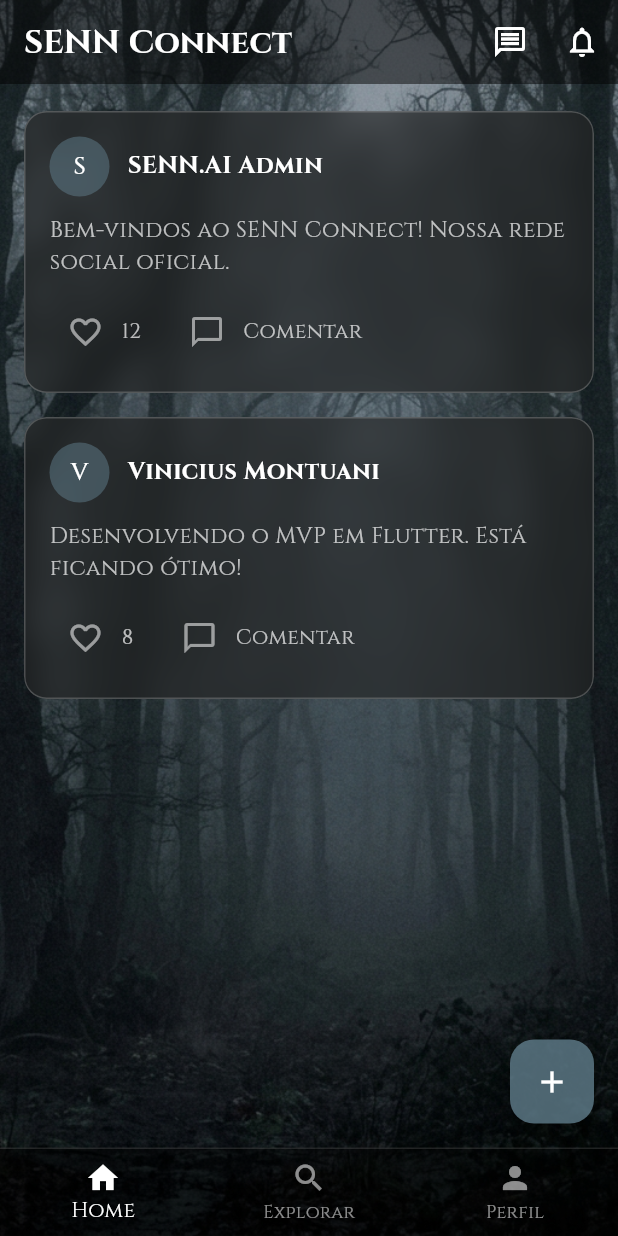
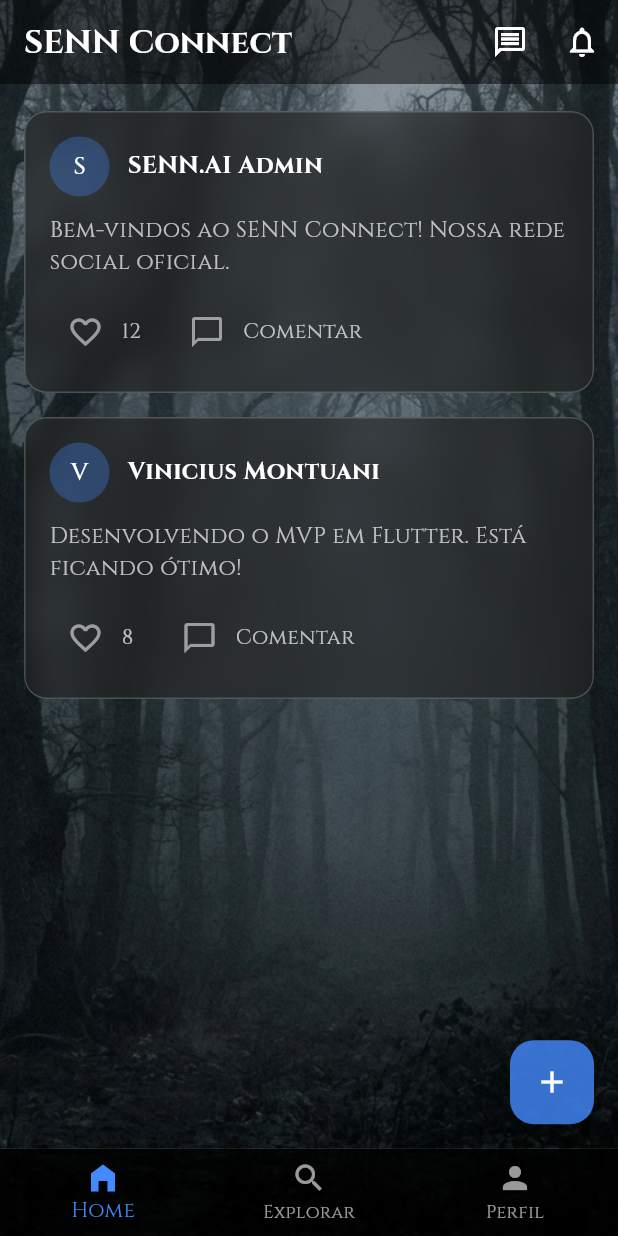
Before and after one commit to Vinicius3442/flutter-primeiro-app, a Flutter app: the screen it shows once a user with an empty profile is signed in, on a phone screen of 412 x 824 dp. Run offline on Flutter 3.47's test engine with Material 3 defaults, Android fonts, the phone set to English and light mode, and no system bars; our stand-ins replace cached_network_image, flutter_animate, flutter_dotenv, google_fonts, image_picker, supabase_flutter; accounts and stored records are empty.

Commit message:
arrumei umas funcionalidades

```diff
--- a/rede_social/lib/main.dart
+++ b/rede_social/lib/main.dart
@@ -7,7 +7,7 @@ import 'services/supabase_service.dart';
 import 'providers/auth_provider.dart';
 import 'providers/post_provider.dart';
 import 'screens/splash_screen.dart';
-import 'screens/home_screen.dart';
+import 'screens/main_navigation_screen.dart';
 import 'screens/auth_screen.dart';
 
 void main() async {
@@ -88,7 +88,7 @@ class _AuthGateState extends State<AuthGate> {
 
     return Consumer<AuthProvider>(
       builder: (context, auth, _) {
-        return auth.isAuthenticated ? HomeScreen() : AuthScreen();
+        return auth.isAuthenticated ? const MainNavigationScreen() : const AuthScreen();
       },
     );
   }
--- a/rede_social/lib/models/post.dart
+++ b/rede_social/lib/models/post.dart
@@ -3,6 +3,7 @@
 class Post {
   final String id;
   final String authorName;
+  final String? authorImageUrl;
   final String content;
   int likes;
   final DateTime createdAt;
@@ -11,6 +12,7 @@ class Post {
   Post({
     required this.id,
     required this.authorName,
+    this.authorImageUrl,
     required this.content,
     this.likes = 0,
     required this.createdAt,
--- a/rede_social/lib/providers/post_provider.dart
+++ b/rede_social/lib/providers/post_provider.dart
@@ -36,12 +36,13 @@ class PostProvider extends ChangeNotifier {
     }
   }
 
-  void addPost(String content, String authorName) {
+  void addPost(String content, String authorName, {String? authorImageUrl}) {
     _posts.insert(
       0,
       Post(
         id: DateTime.now().toString(),
         authorName: authorName,
+        authorImageUrl: authorImageUrl,
         content: content,
         createdAt: DateTime.now(),
       ),
--- a/rede_social/lib/screens/home_screen.dart
+++ b/rede_social/lib/screens/home_screen.dart
@@ -1,11 +1,9 @@
-// Desenvolvido por: Vinicius Montuani e Pietro Rennó
-
 import 'package:flutter/material.dart';
 import 'package:provider/provider.dart';
+import 'package:cached_network_image/cached_network_image.dart';
 import '../providers/post_provider.dart';
 import '../providers/auth_provider.dart';
 import '../widgets/glass_box.dart';
-import 'profile_screen.dart';
 import 'notifications_screen.dart';
 import 'chat_screen.dart';
 
@@ -18,7 +16,7 @@ class HomeScreen extends StatelessWidget {
       backgroundColor: Colors.transparent,
       appBar: AppBar(
         title: const Text('SENN Connect', style: TextStyle(fontWeight: FontWeight.bold)),
-        backgroundColor: Colors.black.withValues(alpha: 0.5),
+        backgroundColor: Colors.black.withOpacity(0.5),
         foregroundColor: Colors.white,
         elevation: 0,
         actions: [
@@ -49,8 +47,9 @@ class HomeScreen extends StatelessWidget {
                       Row(
                         children: [
                           CircleAvatar(
-                            backgroundColor: Colors.blueGrey.withValues(alpha: 0.5),
-                            child: Text(post.authorName[0], style: const TextStyle(color: Colors.white)),
+                            backgroundColor: Colors.blueAccent.withOpacity(0.3),
+                            backgroundImage: post.authorImageUrl != null ? CachedNetworkImageProvider(post.authorImageUrl!) : null,
+                            child: post.authorImageUrl == null ? Text(post.authorName[0], style: const TextStyle(color: Colors.white)) : null,
                           ),
                           const SizedBox(width: 12),
                           Text(post.authorName, style: const TextStyle(fontWeight: FontWeight.bold, fontSize: 16, color: Colors.white)),
@@ -64,7 +63,7 @@ class HomeScreen extends StatelessWidget {
                           IconButton(
                             icon: Icon(
                               post.isLiked ? Icons.favorite : Icons.favorite_border,
-                              color: post.isLiked ? Colors.white : Colors.white54,
+                              color: post.isLiked ? Colors.redAccent : Colors.white54,
                             ),
                             onPressed: () => postProvider.toggleLike(post.id),
                           ),
@@ -85,31 +84,8 @@ class HomeScreen extends StatelessWidget {
           );
         },
       ),
-      bottomNavigationBar: Container(
-        decoration: BoxDecoration(
-          color: Colors.black.withValues(alpha: 0.5),
-          border: const Border(top: BorderSide(color: Colors.white12, width: 1)),
-        ),
-        child: BottomNavigationBar(
-          backgroundColor: Colors.transparent,
-          elevation: 0,
-          currentIndex: 0,
-          selectedItemColor: Colors.white,
-          unselectedItemColor: Colors.white54,
-          onTap: (index) {
-            if (index == 2) {
-              Navigator.push(context, MaterialPageRoute(builder: (_) => const ProfileScreen()));
-            }
-          },
-          items: const [
-            BottomNavigationBarItem(icon: Icon(Icons.home), label: 'Home'),
-            BottomNavigationBarItem(icon: Icon(Icons.search), label: 'Explorar'),
-            BottomNavigationBarItem(icon: Icon(Icons.person), label: 'Perfil'),
-          ],
-        ),
-      ),
       floatingActionButton: FloatingActionButton(
-        backgroundColor: Colors.blueGrey.withValues(alpha: 0.8),
+        backgroundColor: Colors.blueAccent.withOpacity(0.8),
         child: const Icon(Icons.add, color: Colors.white),
         onPressed: () => _showAddPostDialog(context),
       ),
@@ -130,20 +106,21 @@ class HomeScreen extends StatelessWidget {
             hintText: 'O que você está pensando?',
             hintStyle: TextStyle(color: Colors.white54),
             enabledBorder: UnderlineInputBorder(borderSide: BorderSide(color: Colors.white24)),
-            focusedBorder: UnderlineInputBorder(borderSide: BorderSide(color: Colors.blueGrey)),
+            focusedBorder: UnderlineInputBorder(borderSide: BorderSide(color: Colors.blueAccent)),
           ),
           maxLines: 3,
         ),
         actions: [
           TextButton(onPressed: () => Navigator.pop(context), child: const Text('Cancelar', style: TextStyle(color: Colors.white54))),
           ElevatedButton(
-            style: ElevatedButton.styleFrom(backgroundColor: Colors.blueGrey),
+            style: ElevatedButton.styleFrom(backgroundColor: Colors.blueAccent),
             onPressed: () {
               if (controller.text.isNotEmpty) {
                 final user = Provider.of<AuthProvider>(context, listen: false).user;
                 Provider.of<PostProvider>(context, listen: false).addPost(
                   controller.text,
-                  user?.email?.split('@')[0] ?? 'Usuário',
+                  user?.userMetadata?['full_name'] ?? user?.email?.split('@')[0] ?? 'Usuário',
+                  authorImageUrl: user?.userMetadata?['avatar_url'],
                 );
                 Navigator.pop(context);
               }
--- /dev/null
+++ b/rede_social/lib/screens/main_navigation_screen.dart
@@ -0,0 +1,49 @@
+import 'package:flutter/material.dart';
+import 'home_screen.dart';
+import 'explore_screen.dart';
+import 'profile_screen.dart';
+
+class MainNavigationScreen extends StatefulWidget {
+  const MainNavigationScreen({super.key});
+
+  @override
+  State<MainNavigationScreen> createState() => _MainNavigationScreenState();
+}
+
+class _MainNavigationScreenState extends State<MainNavigationScreen> {
+  int _selectedIndex = 0;
+
+  final List<Widget> _screens = [
+    const HomeScreen(),
+    const ExploreScreen(),
+    const ProfileScreen(),
+  ];
+
+  @override
+  Widget build(BuildContext context) {
+    return Scaffold(
+      body: IndexedStack(
+        index: _selectedIndex,
+        children: _screens,
+      ),
+      bottomNavigationBar: Container(
+        decoration: BoxDecoration(
+          border: Border(top: BorderSide(color: Colors.white.withOpacity(0.1), width: 0.5)),
+        ),
+        child: BottomNavigationBar(
+          currentIndex: _selectedIndex,
+          backgroundColor: Colors.black.withOpacity(0.8),
+          selectedItemColor: Colors.blueAccent,
+          unselectedItemColor: Colors.white60,
+          type: BottomNavigationBarType.fixed,
+          onTap: (index) => setState(() => _selectedIndex = index),
+          items: const [
+            BottomNavigationBarItem(icon: Icon(Icons.home_filled), label: 'Home'),
+            BottomNavigationBarItem(icon: Icon(Icons.search), label: 'Explorar'),
+            BottomNavigationBarItem(icon: Icon(Icons.person), label: 'Perfil'),
+          ],
+        ),
+      ),
+    );
+  }
+}
```
Also changed, not shown: rede_social/lib/providers/auth_provider.dart (+36 -2 lines), rede_social/lib/screens/explore_screen.dart (added, +59 -0 lines), rede_social/lib/screens/profile_screen.dart (+48 -17 lines).
